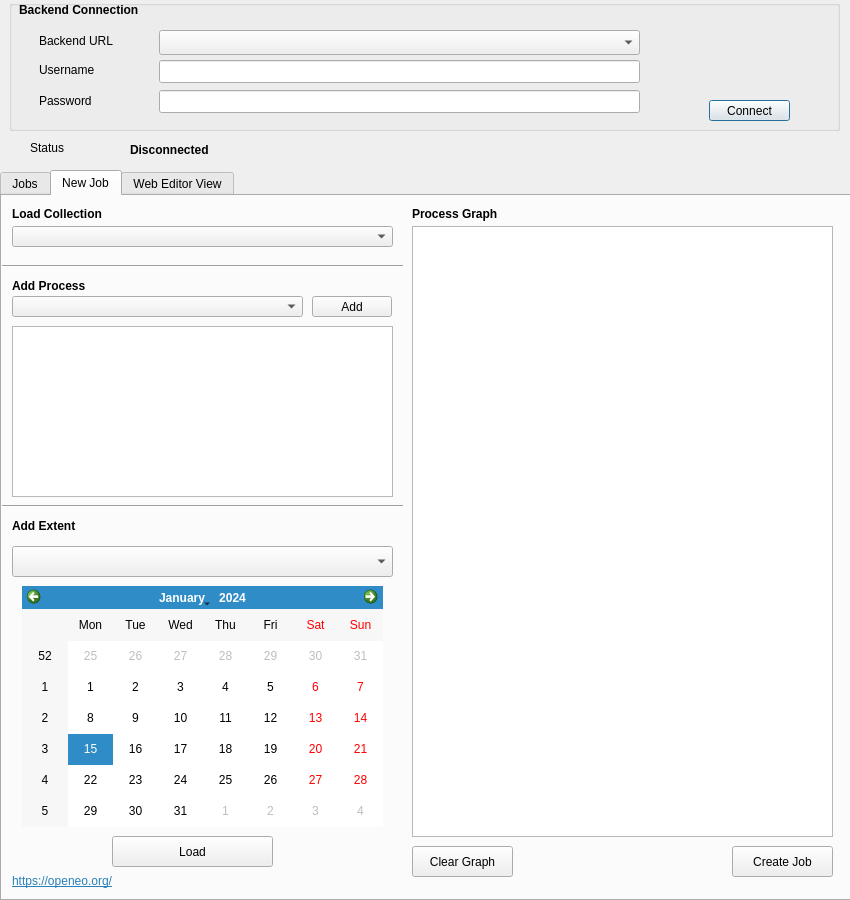
Qt form openeo_connector_dialog_base.ui (Open-EO/openeo-qgis-plugin) before a commit.
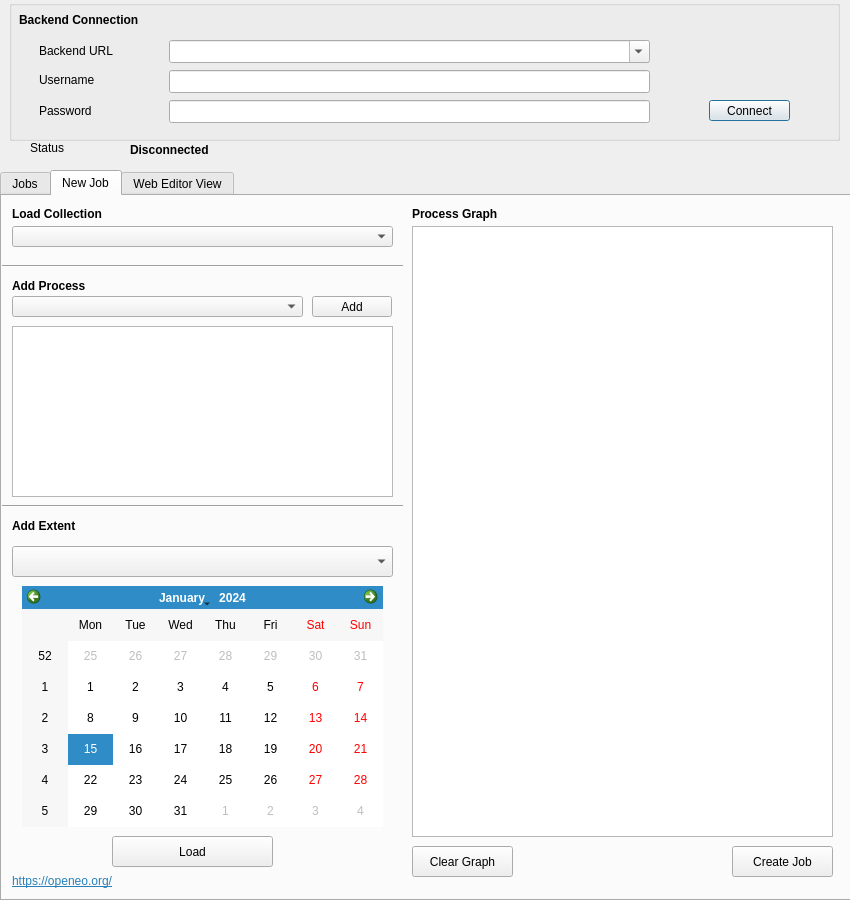
The same form after that commit. Icons and pictures are not drawn.

Patch:
```diff
--- a/openeo_connector_dialog_base.ui
+++ b/openeo_connector_dialog_base.ui
@@ -31,7 +31,7 @@
      <x>9</x>
      <y>0</y>
      <width>831</width>
-     <height>131</height>
+     <height>141</height>
     </rect>
    </property>
    <property name="title">
@@ -41,7 +41,7 @@
     <property name="geometry">
      <rect>
       <x>30</x>
-      <y>30</y>
+      <y>40</y>
       <width>91</width>
       <height>21</height>
      </rect>
@@ -54,7 +54,7 @@
     <property name="geometry">
      <rect>
       <x>30</x>
-      <y>60</y>
+      <y>70</y>
       <width>91</width>
       <height>20</height>
      </rect>
@@ -66,8 +66,8 @@
    <widget class="QLineEdit" name="usernameEdit">
     <property name="geometry">
      <rect>
-      <x>150</x>
-      <y>60</y>
+      <x>160</x>
+      <y>70</y>
       <width>481</width>
       <height>23</height>
      </rect>
@@ -83,7 +83,7 @@
     <property name="geometry">
      <rect>
       <x>30</x>
-      <y>90</y>
+      <y>100</y>
       <width>91</width>
       <height>21</height>
      </rect>
@@ -95,8 +95,8 @@
    <widget class="QLineEdit" name="passwordEdit">
     <property name="geometry">
      <rect>
-      <x>150</x>
-      <y>90</y>
+      <x>160</x>
+      <y>100</y>
       <width>481</width>
       <height>23</height>
      </rect>
@@ -114,7 +114,7 @@
     <property name="geometry">
      <rect>
       <x>10</x>
-      <y>0</y>
+      <y>10</y>
       <width>161</width>
       <height>21</height>
      </rect>
@@ -158,12 +158,15 @@
    <widget class="QComboBox" name="backendEdit">
     <property name="geometry">
      <rect>
-      <x>150</x>
-      <y>30</y>
+      <x>160</x>
+      <y>40</y>
       <width>481</width>
-      <height>25</height>
+      <height>23</height>
      </rect>
     </property>
+    <property name="editable">
+     <bool>true</bool>
+    </property>
    </widget>
   </widget>
   <widget class="QTabWidget" name="tabWidget">
@@ -492,6 +495,9 @@
      <height>20</height>
     </rect>
    </property>
+   <property name="autoFillBackground">
+    <bool>false</bool>
+   </property>
    <property name="text">
     <string>&lt;html&gt;&lt;head/&gt;&lt;body&gt;&lt;p&gt;&lt;span style=&quot; font-weight:600;&quot;&gt;Disconnected&lt;/span&gt;&lt;/p&gt;&lt;/body&gt;&lt;/html&gt;</string>
    </property>
```
Left out of the diff: 9 changed lines with no effect on the pictures.
